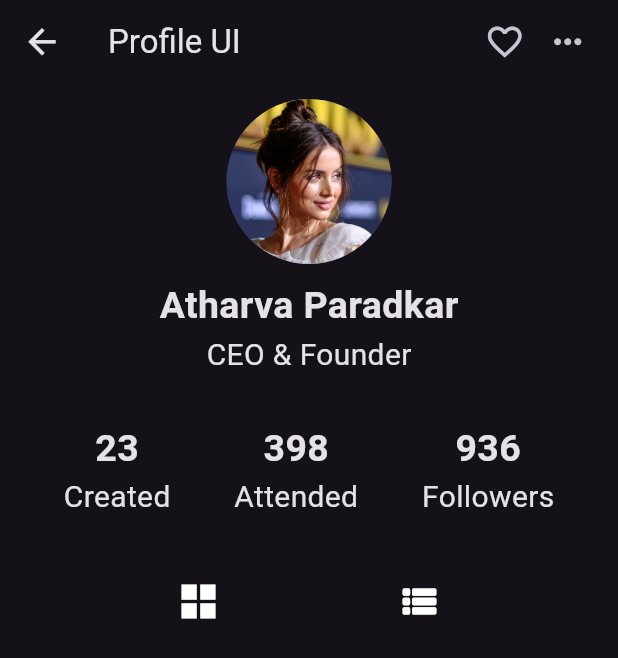
After one commit to AtharvaParadkar/Flutter-Fundamentals, a Flutter app: the SimpleProfileUI screen opened directly, on a phone screen of 412 x 824 dp. The commit adds this screen. Shown: the top 658 px of the screen. Run offline on Flutter 3.47's test engine with Material 3 defaults, Android fonts, the phone set to English and light mode, and no system bars; our stand-ins replace animated_text_kit, cached_network_image, fluttertoast, geolocator, image_picker; network calls fail.

Commit message:
Simple Profile UI

```diff
--- /dev/null
+++ b/lib/Widgets/simpleprofileui.dart
@@ -0,0 +1,101 @@
+import "package:flutter/material.dart";
+
+class SimpleProfileUI extends StatelessWidget {
+  const SimpleProfileUI({super.key});
+
+  @override
+  Widget build(BuildContext context) {
+    var h = MediaQuery.of(context).size.height,
+        w = MediaQuery.of(context).size.width;
+    return Scaffold(
+      appBar: AppBar(
+        title: const Text('Profile UI'),
+        leading: IconButton(
+          onPressed: () {
+            Navigator.pop(context);
+          },
+          icon: const Icon(
+            Icons.arrow_back_sharp,
+            size: 27,
+          ),
+        ),
+        actions: const [
+          Icon(Icons.favorite_border_sharp, size: 27),
+          SizedBox(width: 15),
+          Icon(Icons.more_horiz_sharp, size: 27),
+          SizedBox(width: 20),
+        ],
+      ),
+      body: const Column(
+        children: [
+          SizedBox(height: 10),
+          Center(
+            child: CircleAvatar(
+              radius: 55,
+              backgroundImage: AssetImage('assets/images/ana_de_armas.jpg'),
+            ),
+          ),
+          SizedBox(height: 10),
+          Text(
+            'Atharva Paradkar',
+            style: TextStyle(fontSize: 25, fontWeight: FontWeight.bold),
+          ),
+          Text(
+            'CEO & Founder',
+            style: TextStyle(fontSize: 20, fontWeight: FontWeight.w400),
+          ),
+          SizedBox(height: 30),
+          Row(
+            mainAxisAlignment: MainAxisAlignment.spaceEvenly,
+            children: [
+              Column(
+                children: [
+                  Text(
+                    '23',
+                    style: TextStyle(fontSize: 25, fontWeight: FontWeight.bold),
+                  ),
+                  Text(
+                    'Created',
+                    style: TextStyle(fontSize: 20, fontWeight: FontWeight.w400),
+                  ),
+                ],
+              ),
+              Column(
+                children: [
+                  Text(
+                    '398',
+                    style: TextStyle(fontSize: 25, fontWeight: FontWeight.bold),
+                  ),
+                  Text(
+                    'Attended',
+                    style: TextStyle(fontSize: 20, fontWeight: FontWeight.w400),
+                  ),
+                ],
+              ),
+              Column(
+                children: [
+                  Text(
+                    '936',
+                    style: TextStyle(fontSize: 25, fontWeight: FontWeight.bold),
+                  ),
+                  Text(
+                    'Followers',
+                    style: TextStyle(fontSize: 20, fontWeight: FontWeight.w400),
+                  ),
+                ],
+              ),
+            ],
+          ),
+          SizedBox(height: 40),
+          Row(
+            mainAxisAlignment: MainAxisAlignment.spaceEvenly,
+            children: [
+              Icon(Icons.grid_view_sharp,size: 30),
+              Icon(Icons.view_list_rounded,size: 30)
+            ],
+          )
+        ],
+      ),
+    );
+  }
+}
--- a/lib/Widgets/simpleui.dart
+++ b/lib/Widgets/simpleui.dart
@@ -1,6 +1,7 @@
 // ignore_for_file: unused_local_variable
 
 import 'package:flutter/material.dart';
+import 'package:flutter_basics/Widgets/simpleprofileui.dart';
 
 class SimpleUI extends StatefulWidget {
   const SimpleUI({super.key});
@@ -15,7 +16,12 @@ class SimpleUIState extends State<SimpleUI> {
     var h = MediaQuery.of(context).size.height,
         w = MediaQuery.of(context).size.width;
     return Scaffold(
-      body: Column(
+      body: GestureDetector(
+        onTap: () {
+          Navigator.push(context,
+              MaterialPageRoute(builder: (context) => const SimpleProfileUI()));
+        },
+        child: Column(
           children: [
             Stack(
               children: [
@@ -49,7 +55,10 @@ class SimpleUIState extends State<SimpleUI> {
                         const Positioned(
                           top: 60,
                           right: 35,
-                        child: Icon(Icons.favorite_border_outlined,size: 30,),
+                          child: Icon(
+                            Icons.favorite_border_outlined,
+                            size: 30,
+                          ),
                         ),
                         const Positioned(
                           top: 60,
@@ -99,6 +108,7 @@ class SimpleUIState extends State<SimpleUI> {
             ),
           ],
         ),
+      ),
     );
   }
 
```
Lines whose indentation alone changed are shown as unchanged.
